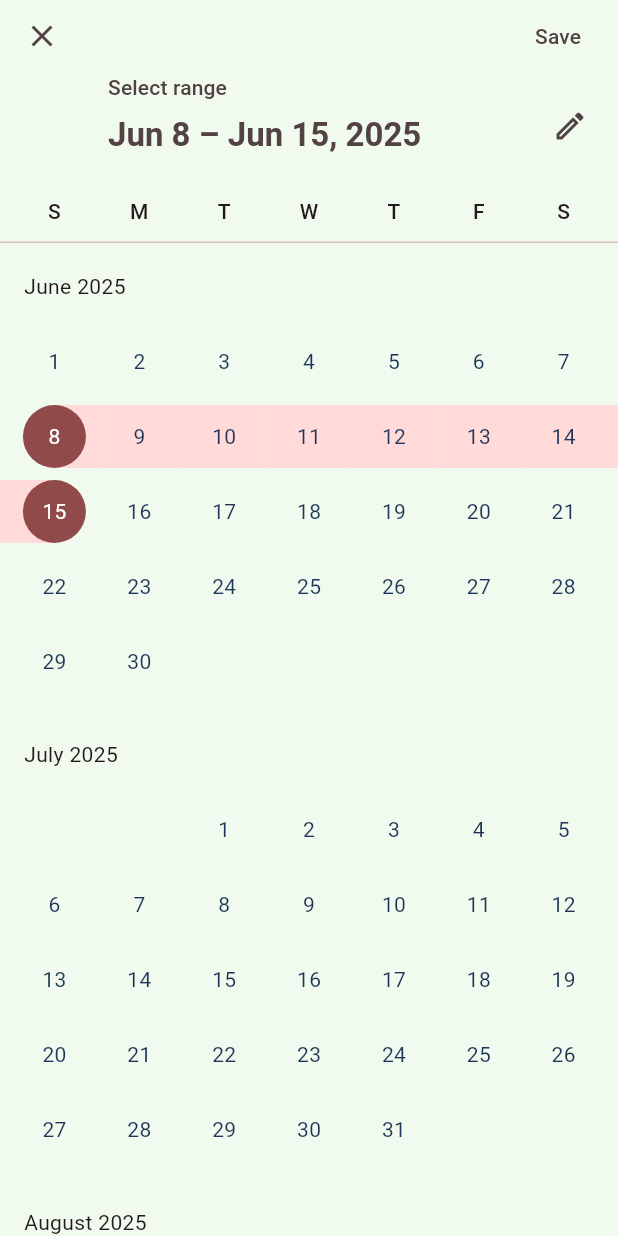
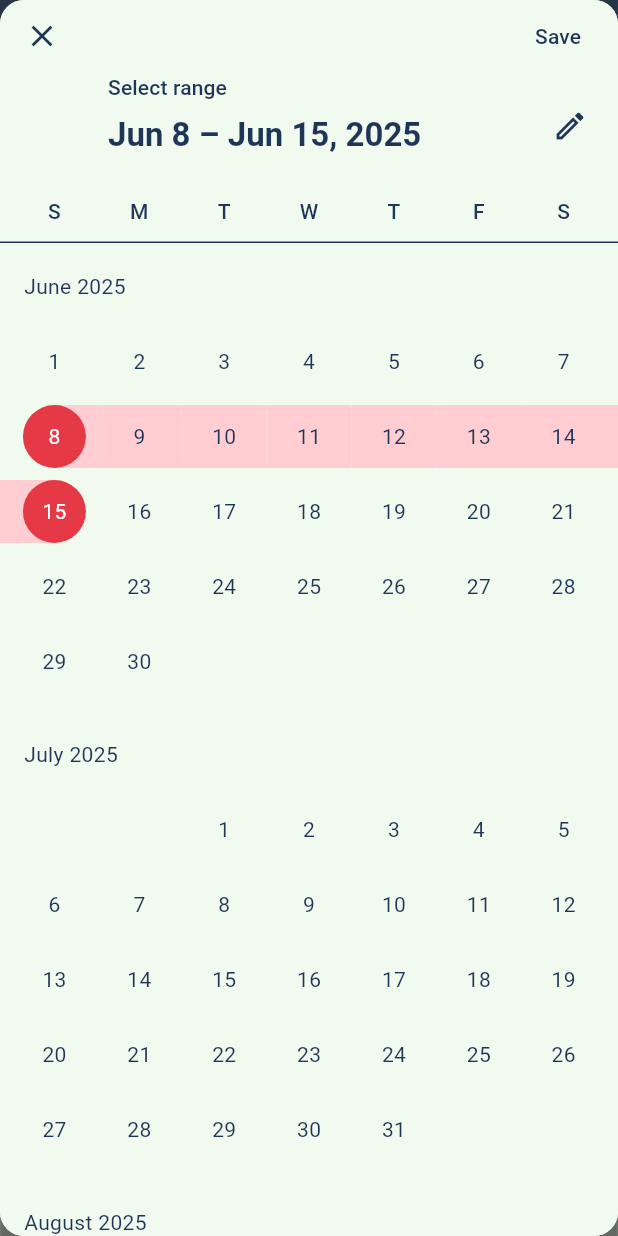
Before and after one commit to Clima-Guard/mobile, a Flutter app: the screen it shows after launch, after a tap on "Change Dates", on a phone screen of 412 x 824 dp. Run offline on Flutter 3.47's test engine with Material 3 defaults, Android fonts, the phone set to English and light mode, and no system bars; drawn by our look-alikes of google_places_flutter; our stand-ins replace flutter_dotenv, google_maps_flutter, logger; missing offline and left inert: flutter_polyline_points.

Commit message:
Solved date picker color issue on dark mode

```diff
--- a/lib/CustomTheme.dart
+++ b/lib/CustomTheme.dart
@@ -2,8 +2,7 @@
 import 'package:flutter/material.dart';
 
 class CustomTheme {
-  static ThemeData lightThemeData()
-  {
+  static ThemeData lightThemeData() {
     return ThemeData(
       colorScheme: const ColorScheme(
         brightness: Brightness.light,
@@ -39,11 +38,66 @@ class CustomTheme {
         backgroundColor: Color(0xFFE63946),
         foregroundColor: Colors.white,
       ),
+      datePickerTheme: DatePickerThemeData(
+        backgroundColor: const Color(0xFFF1FAEE),
+        surfaceTintColor: Colors.transparent,
+
+        headerBackgroundColor: const Color(0xFF457B9D),
+        headerForegroundColor: Colors.white,
+        headerHeadlineStyle: const TextStyle(
+          color: Colors.white,
+          fontSize: 20,
+          fontWeight: FontWeight.bold,
+        ),
+        headerHelpStyle: const TextStyle(
+          color: Colors.white70,
+          fontSize: 16,
+        ),
+
+        weekdayStyle: const TextStyle(
+          color: Color(0xFF1D3557),
+          fontWeight: FontWeight.w600,
+        ),
+
+        dayStyle: const TextStyle(
+          color: Color(0xFF1D3557),
+          fontWeight: FontWeight.w500,
+        ),
+        todayForegroundColor: WidgetStatePropertyAll(Colors.white),
+        todayBackgroundColor: WidgetStatePropertyAll(Color(0xFFE63946)),
+
+        rangePickerBackgroundColor: const Color(0xFFF1FAEE),
+        rangeSelectionBackgroundColor: const Color(0xFFFFCDD2),
+        rangeSelectionOverlayColor: WidgetStatePropertyAll(Color(0x88FFCDD2)),
+
+        yearStyle: const TextStyle(
+          color: Color(0xFF1D3557),
+          fontWeight: FontWeight.w600,
+        ),
+        yearForegroundColor: WidgetStatePropertyAll(Color(0xFF1D3557)),
+
+        dividerColor: Color(0xFF1D3557),
+
+        cancelButtonStyle: TextButton.styleFrom(
+          foregroundColor: Color(0xFF1D3557),
+          textStyle: const TextStyle(fontWeight: FontWeight.bold),
+        ),
+        confirmButtonStyle: TextButton.styleFrom(
+          foregroundColor: Color(0xFF1D3557),
+          textStyle: const TextStyle(fontWeight: FontWeight.bold),
+        ),
+
+        shape: RoundedRectangleBorder(
+          borderRadius: BorderRadius.circular(16),
+        ),
+        rangePickerShape: RoundedRectangleBorder(
+          borderRadius: BorderRadius.circular(16),
+        ),
+      ),
     );
   }
 
-  static ThemeData darkThemeData()
-  {
+  static ThemeData darkThemeData() {
     return ThemeData(
       colorScheme: const ColorScheme(
         brightness: Brightness.dark,
@@ -90,33 +144,43 @@ class CustomTheme {
           fontSize: 20,
           fontWeight: FontWeight.bold,
         ),
-        headerHelpStyle: TextStyle(
-          color: Colors.white,
+        headerHelpStyle: const TextStyle(
+          color: Colors.white70,
           fontSize: 16,
         ),
 
         weekdayStyle: const TextStyle(
           color: Color(0xFFA8DADC),
+          fontWeight: FontWeight.w600,
         ),
 
         dayStyle: const TextStyle(
-          color: Color(0xFFF1FAEE),
+          color: Colors.white,
+          fontWeight: FontWeight.w500,
         ),
-        dayForegroundColor: WidgetStatePropertyAll(Colors.white),
         todayForegroundColor: WidgetStatePropertyAll(Colors.white),
         todayBackgroundColor: WidgetStatePropertyAll(Color(0xFFE63946)),
 
         rangePickerBackgroundColor: const Color(0xFF1D3557),
-        rangeSelectionBackgroundColor: const Color(0xFFE63946),
-        rangeSelectionOverlayColor: WidgetStatePropertyAll(Colors.redAccent[100]),
+        rangeSelectionBackgroundColor: const Color(0x66E32828),
+        rangeSelectionOverlayColor: WidgetStatePropertyAll(Color(0x669E1818)),
 
         yearStyle: const TextStyle(
-          color: Color(0xFFF1FAEE),
+          color: Colors.white,
+          fontWeight: FontWeight.w600,
         ),
         yearForegroundColor: WidgetStatePropertyAll(Colors.white),
-        yearBackgroundColor: WidgetStatePropertyAll(Color(0xFFE63946)),
 
         dividerColor: Colors.white,
+
+        cancelButtonStyle: TextButton.styleFrom(
+          foregroundColor: Colors.white,
+          textStyle: const TextStyle(fontWeight: FontWeight.bold),
+        ),
+        confirmButtonStyle: TextButton.styleFrom(
+          foregroundColor: Colors.white,
+          textStyle: const TextStyle(fontWeight: FontWeight.bold),
+        ),
 
         shape: RoundedRectangleBorder(
           borderRadius: BorderRadius.circular(16),
@@ -124,21 +188,12 @@ class CustomTheme {
         rangePickerShape: RoundedRectangleBorder(
           borderRadius: BorderRadius.circular(16),
         ),
-
-        cancelButtonStyle: TextButton.styleFrom(
-          foregroundColor: Colors.white,
-        ),
-        confirmButtonStyle: TextButton.styleFrom(
-          foregroundColor: Colors.white,
-        ),
       ),
-
       textButtonTheme: TextButtonThemeData(
         style: TextButton.styleFrom(
           foregroundColor: Colors.white,
         ),
       ),
-
       dialogTheme: const DialogTheme(
         backgroundColor: Color(0xFF1D3557),
         titleTextStyle: TextStyle(
--- a/lib/views/widgets/TimePeriodWidget.dart
+++ b/lib/views/widgets/TimePeriodWidget.dart
@@ -21,18 +21,22 @@ class _TimePeriodWidgetState extends State<TimePeriodWidget> {
     final initialStartDate = widget.startDate ?? DateTime.now();
     final initialEndDate = widget.endDate ?? DateTime.now().add(const Duration(days: 7));
 
+    final theme = Theme.of(context);
+
+    final ThemeData dialogTheme = theme.copyWith(
+      dialogBackgroundColor: theme.dialogTheme.backgroundColor,
+      colorScheme: theme.colorScheme,
+      textButtonTheme: theme.textButtonTheme,
+      datePickerTheme: theme.datePickerTheme,
+    );
+
     final picked = await showDateRangePicker(
       context: context,
       initialDateRange: DateTimeRange(start: initialStartDate, end: initialEndDate),
       firstDate: DateTime(2000),
       lastDate: DateTime(2100),
       builder: (context, child) {
-        return Theme(
-          data: Theme.of(context).copyWith(
-            colorScheme: ColorScheme.fromSeed(seedColor: Theme.of(context).primaryColor),
-          ),
-          child: child!,
-        );
+        return Theme(data: dialogTheme, child: child!);
       },
     );
 
```
